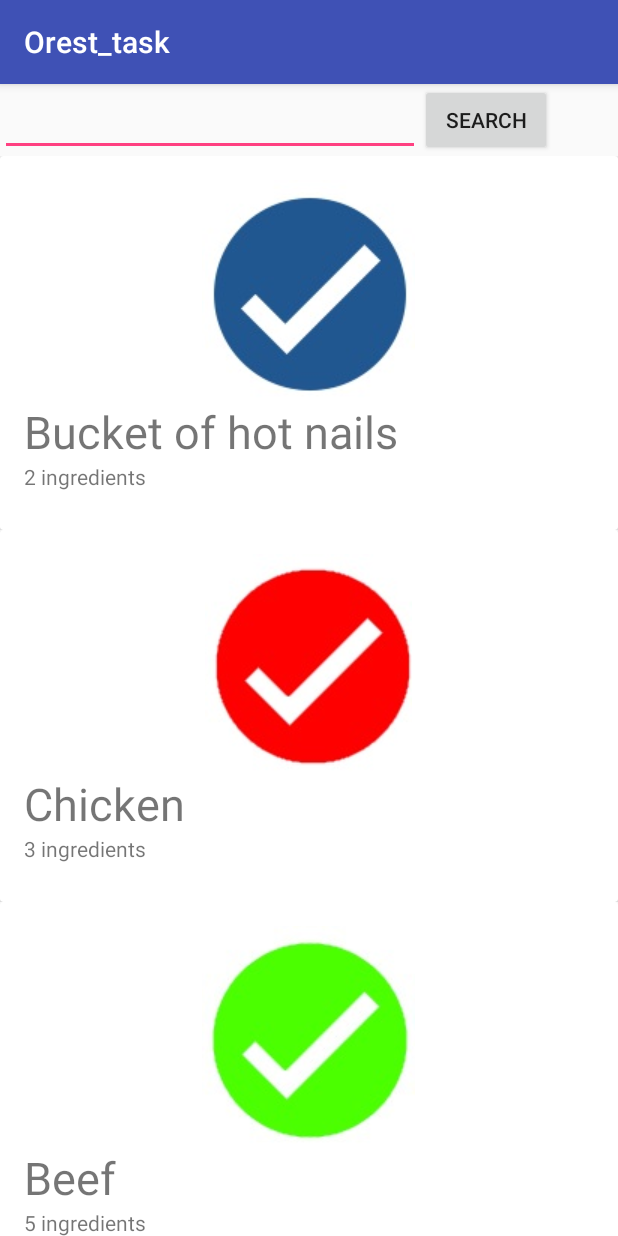
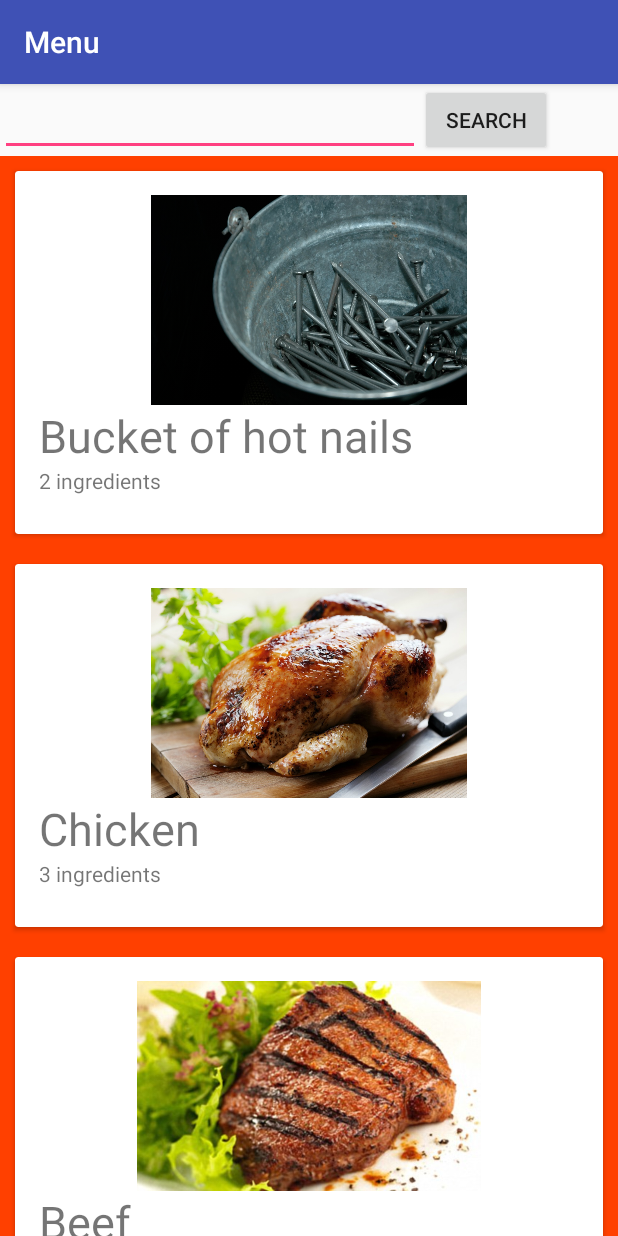
Before and after one commit to Pastornak/OrestHelloGuys, an Android app: the screen it shows after launch (MainActivity), on a phone screen of 412 x 824 dp. Run offline under Robolectric (Android 15) with nearby library versions, the phone set to English and light mode, and no system bars.

```diff
--- a/app/src/main/java/id_iot/orest_task/Recipe.java
+++ b/app/src/main/java/id_iot/orest_task/Recipe.java
@@ -4,15 +4,15 @@ import java.util.ArrayList;
 import java.util.List;
 
 public class Recipe {
-    String recipeName;
-    String recipeDetail;
-    int recipePhoto;
+    private String recipeName;
+    private String recipeDetail;
+    private int recipePhoto;
     private ArrayList<Recipe> recipies = new ArrayList<>();
 
     public Recipe(){
-        recipies.add(new Recipe("Bucket of hot nails", "2 ingredients", R.drawable.logo));
-        recipies.add(new Recipe("Chicken", "3 ingredients", R.drawable.logo2));
-        recipies.add(new Recipe("Beef", "5 ingredients", R.drawable.logo3));
+        recipies.add(new Recipe("Bucket of hot nails", "2 ingredients", R.drawable.bucket_of_nails));
+        recipies.add(new Recipe("Chicken", "3 ingredients", R.drawable.chicken));
+        recipies.add(new Recipe("Beef", "5 ingredients", R.drawable.beef));
     }
 
     private Recipe(String name, String detail, int photo){
--- a/app/src/main/java/id_iot/orest_task/RecycleView.java
+++ b/app/src/main/java/id_iot/orest_task/RecycleView.java
@@ -17,7 +17,6 @@ public class RecycleView extends Fragment {
 
     RecyclerView recyclerView;
     RecyclerView.LayoutManager layoutManager;
-    //RecyclerView.Adapter adapter;
     EditText findRecipe;
     Button buttonFind;
 
@@ -26,7 +25,7 @@ public class RecycleView extends Fragment {
                              ViewGroup container,
                              Bundle savedInstanceState){
         View view = inflater.inflate(R.layout.recycler_view, container, false);
-        //getActivity().setTitle("Menu");
+        getActivity().setTitle("Menu");
         recyclerView = (RecyclerView) view.findViewById(R.id.rv);
 
         layoutManager = new LinearLayoutManager(getContext());
--- a/app/src/main/java/id_iot/orest_task/RecyclerAdapter.java
+++ b/app/src/main/java/id_iot/orest_task/RecyclerAdapter.java
@@ -1,11 +1,14 @@
 package id_iot.orest_task;
 
+import android.support.v7.widget.CardView;
 import android.support.v7.widget.RecyclerView;
 import android.view.LayoutInflater;
 import android.view.View;
 import android.view.ViewGroup;
 import android.widget.ImageView;
 import android.widget.TextView;
+import android.widget.Toast;
+
 
 
 public class RecyclerAdapter extends RecyclerView.Adapter<RecyclerAdapter.ViewHolder> {
@@ -17,12 +20,14 @@ public class RecyclerAdapter extends RecyclerView.Adapter<RecyclerAdapter.ViewHo
        public ImageView itemImage;
         public TextView itemName;
         public TextView itemDetail;
+        private CardView cardView;
 
         public ViewHolder (View view){
             super(view);
             itemImage = (ImageView) itemView.findViewById(R.id.item_image);
             itemName = (TextView) itemView.findViewById(R.id.item_name);
             itemDetail = (TextView) itemView.findViewById(R.id.item_detail);
+            cardView = (CardView) itemView.findViewById(R.id.cv);
         }
     }
 
@@ -34,14 +39,21 @@ public class RecyclerAdapter extends RecyclerView.Adapter<RecyclerAdapter.ViewHo
     }
 
     @Override
-    public void onBindViewHolder(ViewHolder viewHolder, int i){
+    public void onBindViewHolder(final ViewHolder viewHolder, int i){
         viewHolder.itemName.setText(ITEM.getRecipies().get(i).getRecipeName());
         viewHolder.itemDetail.setText(ITEM.getRecipies().get(i).getRecipeDetail());
         viewHolder.itemImage.setImageResource(ITEM.getRecipies().get(i).getRecipePhoto());
+        viewHolder.cardView.setOnClickListener(new View.OnClickListener() {
+            @Override
+            public void onClick(View view) {
+                Toast.makeText(view.getContext(), ITEM.getRecipies().get(viewHolder.getAdapterPosition()).getRecipeName(), Toast.LENGTH_SHORT).show();
+            }
+        });
     }
 
     @Override
     public int getItemCount(){
         return ITEM.getRecipies().size();
     }
+
 }
--- a/app/src/main/res/layout/card_view.xml
+++ b/app/src/main/res/layout/card_view.xml
@@ -7,6 +7,7 @@
         android:layout_width="match_parent"
         android:layout_height="wrap_content"
         android:id="@+id/cv"
+        android:layout_margin="10dp"
         >
         <RelativeLayout
             android:layout_width="match_parent"
@@ -15,12 +16,12 @@
             android:layout_marginBottom="10dp"
             >
             <ImageView
-                android:layout_width="wrap_content"
-                android:layout_height="wrap_content"
+                android:layout_width="match_parent"
+                android:layout_height="140dp"
                 android:id="@+id/item_image"
                 android:layout_centerInParent="true"
                 android:layout_alignParentTop="true"
-
+                android:maxHeight="140dp"
                 />
             <TextView
                 android:layout_width="wrap_content"
--- a/app/src/main/res/layout/recycler_view.xml
+++ b/app/src/main/res/layout/recycler_view.xml
@@ -26,7 +26,8 @@
         android:id="@+id/rv"
         android:scrollbars="vertical"
         android:layout_width="match_parent"
-        android:layout_height="wrap_content">
+        android:layout_height="wrap_content"
+        android:background="@color/colorRed">
 
     </android.support.v7.widget.RecyclerView>
 
--- a/app/src/main/res/values/colors.xml
+++ b/app/src/main/res/values/colors.xml
@@ -3,4 +3,5 @@
     <color name="colorPrimary">#3F51B5</color>
     <color name="colorPrimaryDark">#303F9F</color>
     <color name="colorAccent">#FF4081</color>
+    <color name="colorRed">#FF4000</color>
 </resources>
```
Also changed, not shown: app/src/main/res/drawable/beef.jpg (added), app/src/main/res/drawable/bucket_of_nails.jpg (added), app/src/main/res/drawable/chicken.jpg (added).
